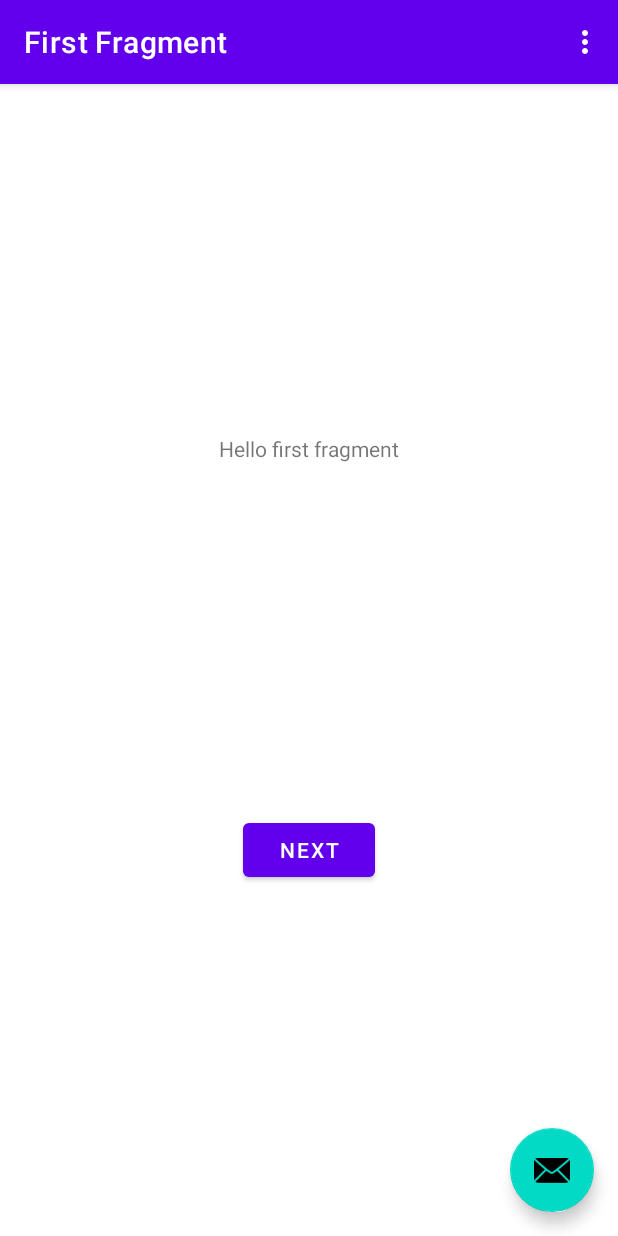
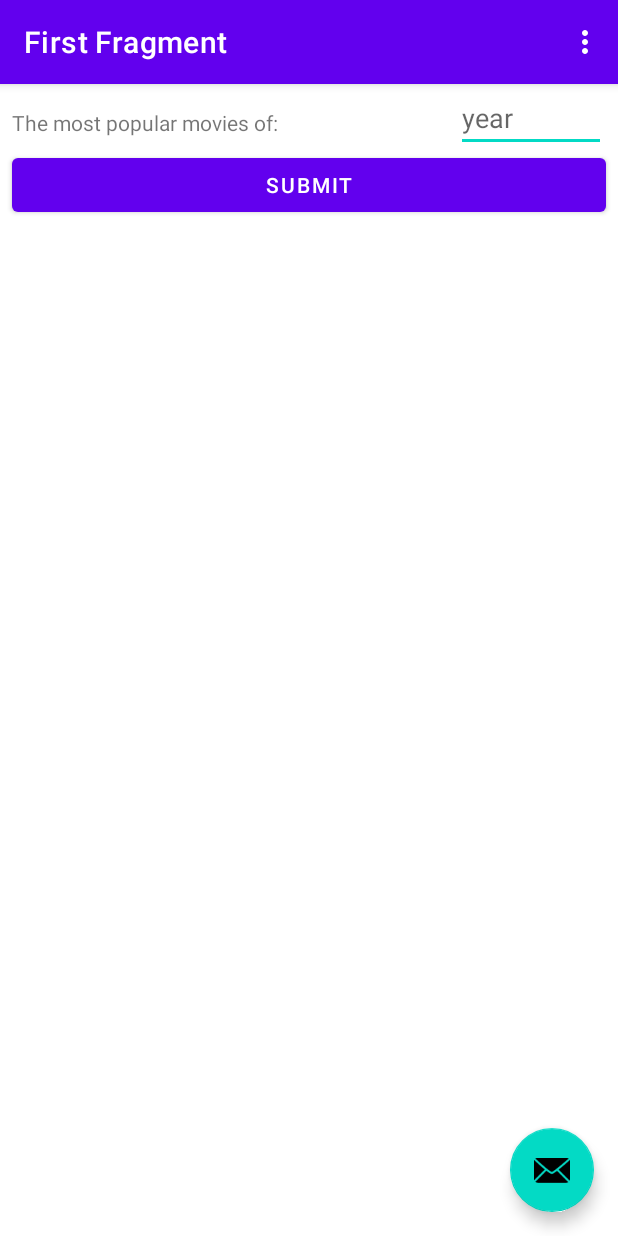
Before and after one commit to KevinBreurken/HvA-MAD-L6T2, an Android app: the screen it shows after launch (MainActivity), on a phone screen of 412 x 824 dp. Run offline under Robolectric (Android 15) with nearby library versions, the phone set to English and light mode, and no system bars; our stand-ins replace navigation-ui.

Commit message:
Create part of layout

```diff
--- a/app/src/main/res/layout/fragment_search.xml
+++ b/app/src/main/res/layout/fragment_search.xml
@@ -6,23 +6,39 @@
     android:layout_height="match_parent"
     tools:context=".SearchFragment">
 
-    <Button
-        android:id="@+id/button_first"
-        android:layout_width="wrap_content"
-        android:layout_height="wrap_content"
-        android:text="@string/next"
-        app:layout_constraintBottom_toBottomOf="parent"
-        app:layout_constraintEnd_toEndOf="parent"
-        app:layout_constraintStart_toStartOf="parent"
-        app:layout_constraintTop_toBottomOf="@id/textview_first" />
-
     <TextView
         android:id="@+id/textview_first"
         android:layout_width="wrap_content"
         android:layout_height="wrap_content"
+        android:layout_marginStart="8dp"
+        android:layout_marginTop="16dp"
         android:text="@string/hello_first_fragment"
-        app:layout_constraintBottom_toTopOf="@id/button_first"
-        app:layout_constraintEnd_toEndOf="parent"
         app:layout_constraintStart_toStartOf="parent"
         app:layout_constraintTop_toTopOf="parent" />
+
+    <EditText
+        android:id="@+id/yearInput"
+        android:layout_width="100dp"
+        android:layout_height="wrap_content"
+        android:layout_marginEnd="8dp"
+        android:ems="10"
+        android:hint="year"
+        android:inputType="number"
+        app:layout_constraintEnd_toEndOf="parent"
+        app:layout_constraintHorizontal_bias="1.0"
+        app:layout_constraintStart_toEndOf="@+id/textview_first"
+        app:layout_constraintTop_toTopOf="parent" />
+
+    <Button
+        android:id="@+id/button"
+        android:layout_width="0dp"
+        android:layout_height="wrap_content"
+        android:layout_marginEnd="8dp"
+        android:layout_marginStart="8dp"
+        android:layout_marginTop="8dp"
+        android:text="Submit"
+        app:layout_constraintEnd_toEndOf="parent"
+        app:layout_constraintHorizontal_bias="0.498"
+        app:layout_constraintStart_toStartOf="parent"
+        app:layout_constraintTop_toBottomOf="@+id/textview_first" />
 </androidx.constraintlayout.widget.ConstraintLayout>
--- a/app/src/main/res/values/strings.xml
+++ b/app/src/main/res/values/strings.xml
@@ -7,6 +7,6 @@
     <string name="next">Next</string>
     <string name="previous">Previous</string>
 
-    <string name="hello_first_fragment">Hello first fragment</string>
+    <string name="hello_first_fragment">The most popular movies of:</string>
     <string name="hello_second_fragment">Hello second fragment. Arg: %1$s</string>
 </resources>
```
Also changed, not shown: app/src/main/res/layout/fragment_view.xml (+1 -21 lines).
